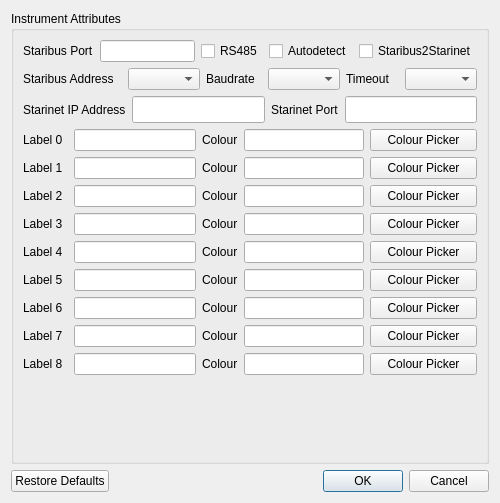
First picture: the form in ui/instrumentAttributes.ui, repository mhorn71/StarbaseMini, before the edit.
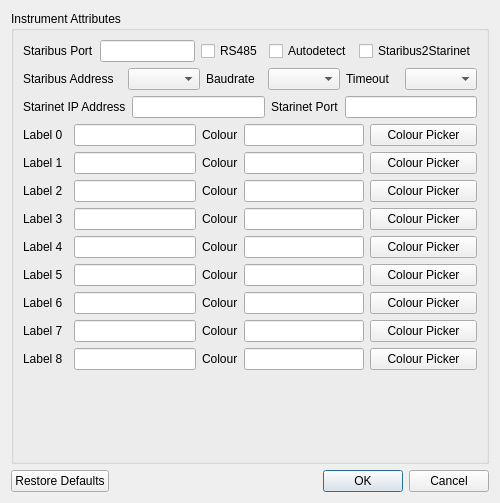
Second picture: the form after the edit.

Commit message: Attempting to make instrument attributes dialog look better across platforms

Diff of the .ui file:
```diff
--- a/ui/instrumentAttributes.ui
+++ b/ui/instrumentAttributes.ui
@@ -646,7 +646,7 @@
           <property name="minimumSize">
            <size>
             <width>129</width>
-            <height>27</height>
+            <height>0</height>
            </size>
           </property>
           <property name="maxLength">
@@ -666,7 +666,7 @@
           <property name="minimumSize">
            <size>
             <width>50</width>
-            <height>27</height>
+            <height>0</height>
            </size>
           </property>
           <property name="maxLength">
```
The commit also changes 1 other file.
